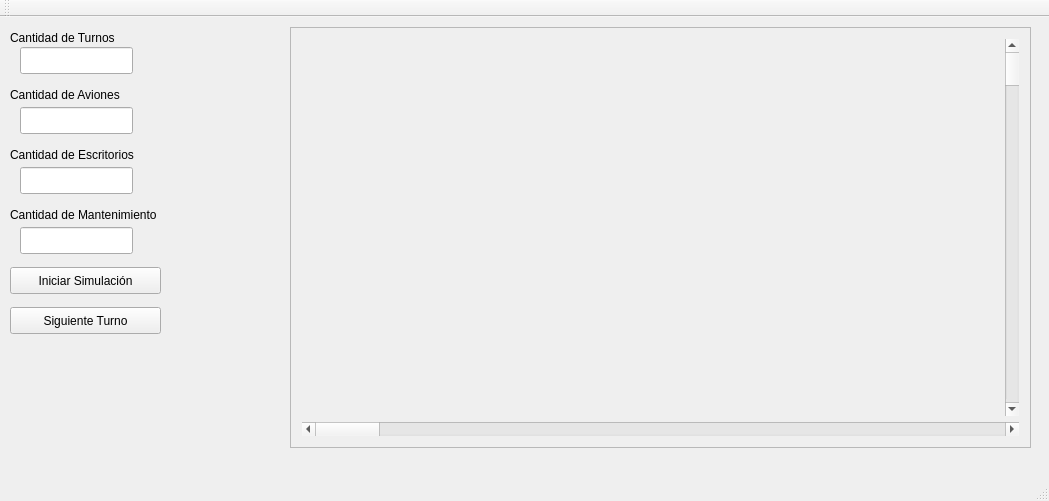
The window that EDD_Practica1/mainwindow.ui (201314735/EDD_201314735) describes before a commit, drawn with Qt 5.
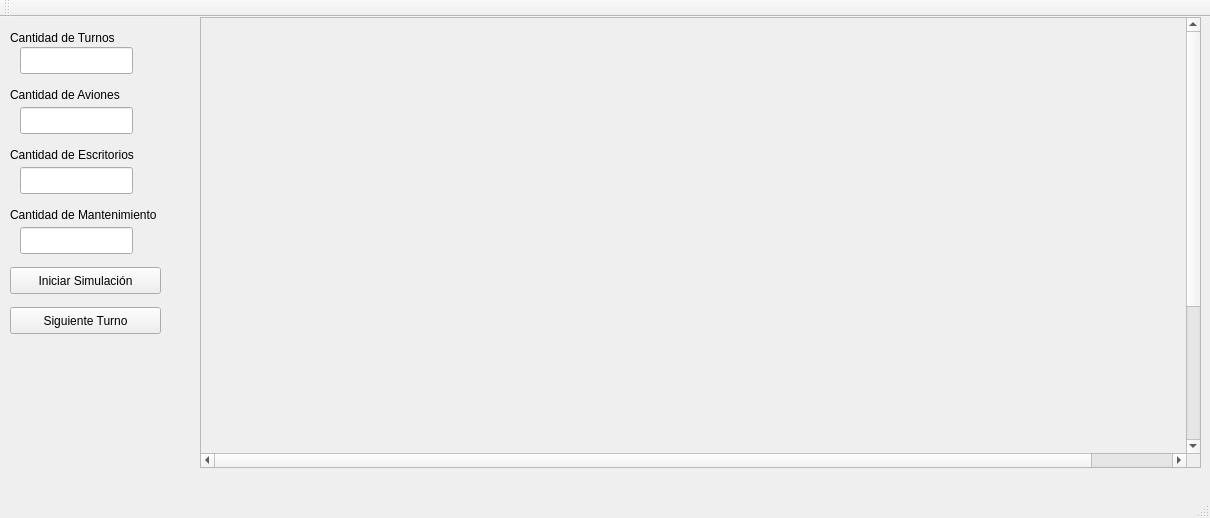
The same window after the commit.

```diff
--- a/EDD_Practica1/mainwindow.ui
+++ b/EDD_Practica1/mainwindow.ui
@@ -6,8 +6,8 @@
    <rect>
     <x>0</x>
     <y>0</y>
-    <width>1049</width>
-    <height>501</height>
+    <width>1210</width>
+    <height>518</height>
    </rect>
   </property>
   <property name="windowTitle">
@@ -135,40 +135,30 @@
    <widget class="QScrollArea" name="scrollArea">
     <property name="geometry">
      <rect>
-      <x>290</x>
-      <y>10</y>
-      <width>741</width>
-      <height>421</height>
+      <x>200</x>
+      <y>0</y>
+      <width>1001</width>
+      <height>451</height>
      </rect>
     </property>
+    <property name="verticalScrollBarPolicy">
+     <enum>Qt::ScrollBarAlwaysOn</enum>
+    </property>
+    <property name="horizontalScrollBarPolicy">
+     <enum>Qt::ScrollBarAlwaysOn</enum>
+    </property>
     <property name="widgetResizable">
-     <bool>true</bool>
+     <bool>false</bool>
     </property>
     <widget class="QWidget" name="scrollAreaWidgetContents">
      <property name="geometry">
       <rect>
        <x>0</x>
        <y>0</y>
-       <width>739</width>
-       <height>419</height>
+       <width>1076</width>
+       <height>646</height>
       </rect>
      </property>
-     <layout class="QVBoxLayout" name="verticalLayout">
-      <item alignment="Qt::AlignRight">
-       <widget class="QScrollBar" name="verticalScrollBar">
-        <property name="orientation">
-         <enum>Qt::Vertical</enum>
-        </property>
-       </widget>
-      </item>
-      <item>
-       <widget class="QScrollBar" name="horizontalScrollBar">
-        <property name="orientation">
-         <enum>Qt::Horizontal</enum>
-        </property>
-       </widget>
-      </item>
-     </layout>
     </widget>
    </widget>
   </widget>
```
Left out of the diff: 4 changed lines with no effect on the pictures.
